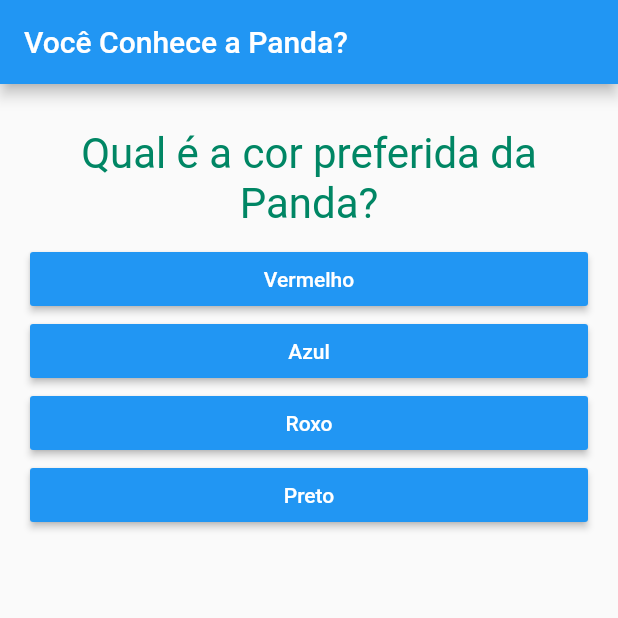
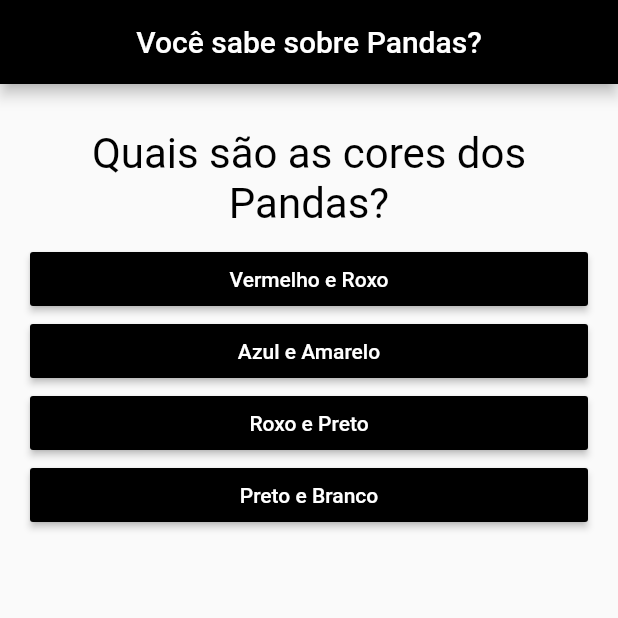
Before and after one commit to geovanesilvahr/AppPerguntas, a Flutter app: the screen it shows after launch, on a phone screen of 412 x 824 dp, the top half of it. Run offline on Flutter 3.47's test engine with Material 2 defaults, Android fonts, the phone set to English and light mode, and no system bars.

Commit message:
Mudança para conhecimento sobre pandas, cores, perguntas e respostas foram atualizadas

```diff
--- a/lib/main.dart
+++ b/lib/main.dart
@@ -10,28 +10,28 @@ class _PerguntaAppState extends State<PerguntaApp>{
   var _perguntaSelecionada = 0;
   final _perguntas = const [
     {
-      'texto': 'Qual é a cor preferida da Panda?',
+      'texto': 'Quais são as cores dos Pandas?',
       'respostas': [
-        {'texto': 'Vermelho', 'nota': 10},
-        {'texto': 'Azul', 'nota': 5},
-        {'texto': 'Roxo', 'nota': 50},
-        {'texto': 'Preto', 'nota': 30},
+        {'texto': 'Vermelho e Roxo', 'nota': 0},
+        {'texto': 'Azul e Amarelo', 'nota': 0},
+        {'texto': 'Roxo e Preto', 'nota': 0},
+        {'texto': 'Preto e Branco', 'nota': 10},
       ],
     }, {
-      'texto': 'Qual é a comida da panda?',
+      'texto': 'Qual é a comida deles?',
       'respostas': [
         {'texto': 'Bambu', 'nota': 10},
-        {'texto': 'Cenoura', 'nota': 5},
-        {'texto': 'Coxinha', 'nota': 50},
-        {'texto': 'Lasanha', 'nota': 30},
+        {'texto': 'Tomate', 'nota': 0},
+        {'texto': 'Coxinha', 'nota': 0},
+        {'texto': 'Carne', 'nota': 0},
       ],
     }, {
-      'texto': 'Qual é o nome da Panda?',
+      'texto': 'O que eles gostam de fazer?',
       'respostas': [
-        {'texto': 'Thaisinha', 'nota': 10},
-        {'texto': 'Panda Rosa', 'nota': 5},
-        {'texto': 'Thata', 'nota': 50},
-        {'texto': 'Thaise', 'nota': 30},
+        {'texto': 'Correr', 'nota': 0},
+        {'texto': 'Brincar', 'nota': 10},
+        {'texto': 'Fazer Barulho', 'nota': 0},
+        {'texto': 'Dançar', 'nota': 0},
       ],
     }
 
@@ -62,7 +62,9 @@ class _PerguntaAppState extends State<PerguntaApp>{
       debugShowCheckedModeBanner: false,
       home: Scaffold(
         appBar: AppBar(
-          title: Text('Você Conhece a Panda?'),
+          title: Text('Você sabe sobre Pandas?'),
+          backgroundColor: Colors.black,
+          centerTitle: true,
         ),
 
         body: Padding(
--- a/lib/questao.dart
+++ b/lib/questao.dart
@@ -16,7 +16,7 @@ class Questao extends StatelessWidget {
         texto,
         style: TextStyle(
           fontSize: 28,
-          color: Color.fromRGBO(0, 134, 100, 1.0)
+          color: Colors.black,
         ),
         textAlign: TextAlign.center,
       ),
--- a/lib/questionario.dart
+++ b/lib/questionario.dart
@@ -29,7 +29,7 @@ class Questionario extends StatelessWidget {
         ...respostas.map((resp) {
           return Resposta(
             resp['texto'],
-            () => quandoResponder(resp['nota'])
+            () => quandoResponder(resp['nota']),
           );
         }).toList(),
       ],
--- a/lib/resposta.dart
+++ b/lib/resposta.dart
@@ -11,7 +11,7 @@ class Resposta extends StatelessWidget{
       width: double.infinity,
       child: RaisedButton(
         textColor: Colors.white,
-        color: Colors.blue,
+        color: Colors.black,
         child: Text(texto),
         onPressed: quandoSelecionado,
       ),
```
Also changed, not shown: lib/resultado.dart (+10 -10 lines).
